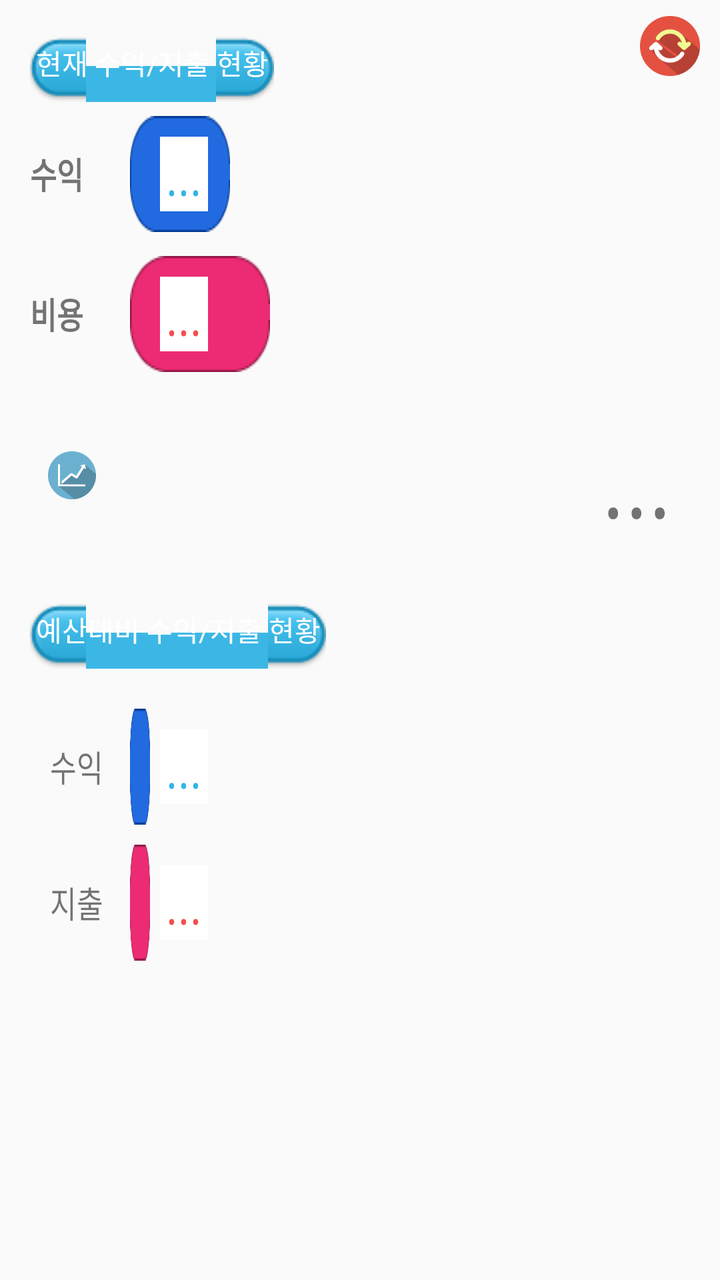
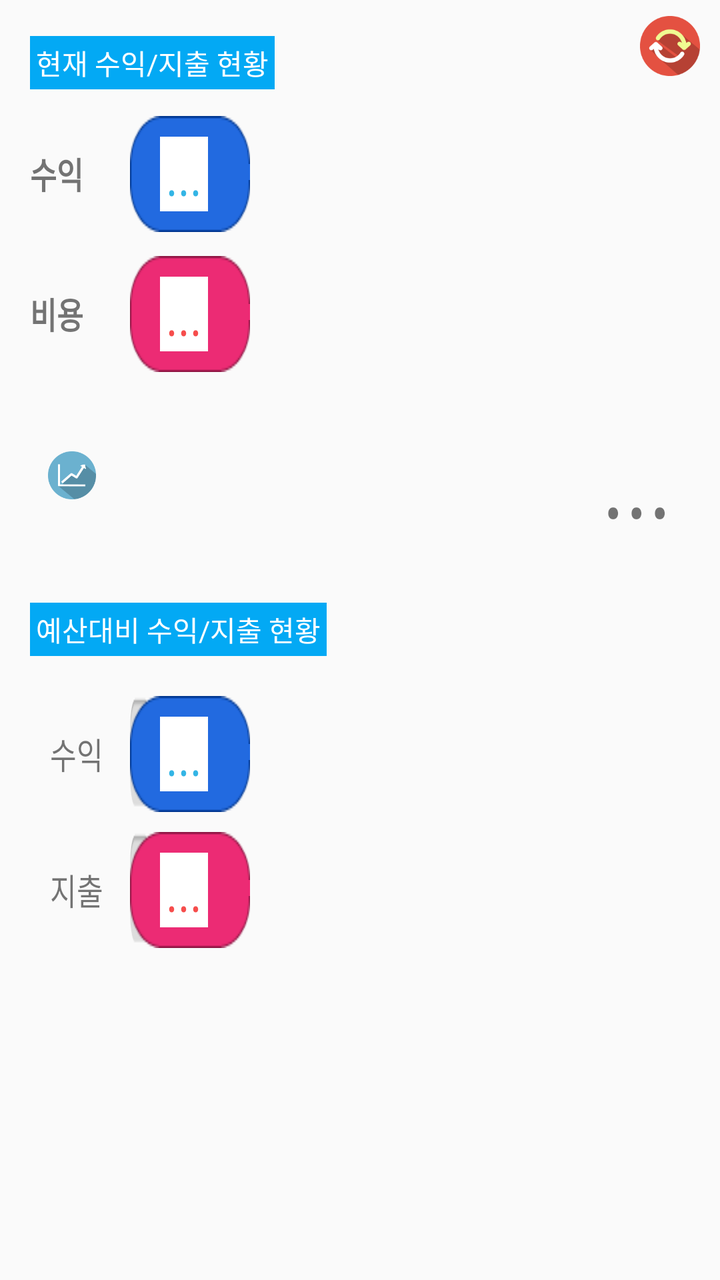

Compare the two renders of this Android layout. The source of the first and the diff that turns it into the second are given below.
<!-- AndroidManifest.xml: application theme AppTheme -->
<!-- res/layout/fragment_income_expense_summary_tab.xml -->
<?xml version="1.0" encoding="utf-8"?>
<RelativeLayout xmlns:android="http://schemas.android.com/apk/res/android"
    android:layout_width="match_parent"
    android:layout_height="match_parent"
    android:focusable="true"
    android:focusableInTouchMode="true">

    <ScrollView
        android:layout_width="match_parent"
        android:layout_height="match_parent"
        android:layout_alignParentTop="true"
        android:layout_centerHorizontal="true" >

        <LinearLayout
            android:layout_width="match_parent"
            android:layout_height="wrap_content"
            android:orientation="vertical" >

            <FrameLayout
                android:layout_width="match_parent"
                android:layout_height="wrap_content" >

                

                <ImageView
                    android:id="@+id/ine_refresh"
                    android:layout_width="30dp"
                    android:layout_height="30dp"
                    android:layout_gravity="end|top"
                    android:layout_marginRight="10dp"
                    android:layout_marginTop="8dp"
                    android:contentDescription="@string/na"
                    android:src="@drawable/refresh" />

                <TextView
                    android:layout_width="wrap_content"
                    android:layout_height="wrap_content"
                    android:layout_gravity="top|start"
                    android:layout_marginLeft="15dp"
                    android:layout_marginTop="18dp"
                    android:background="@drawable/progress_p"
                    android:padding="3dp"
                    android:scaleType="fitXY"
                    android:text="@string/entry_header_income_expense_status"
                    android:textColor="@color/text_white" />

                <FrameLayout
                    android:layout_width="match_parent"
                    android:layout_height="wrap_content"
                    android:layout_marginTop="58dp" >

                    

                    <ImageView
                        android:id="@+id/ine_bar_income"
                        android:layout_width="50dp"
                        android:layout_height="58dp"
                        android:layout_gravity="center_vertical|left"
                        android:layout_marginLeft="65dp"
                        android:contentDescription="@string/na"
                        android:scaleType="fitXY"
                        android:src="@drawable/input_color_box_3" />

                    <TextView
                        android:id="@+id/ine_income_value"
                        android:layout_width="wrap_content"
                        android:layout_height="wrap_content"
                        android:layout_gravity="center_vertical|left"
                        android:layout_marginLeft="80dp"
                        android:background="@color/text_white"
                        android:paddingLeft="3dp"
                        android:paddingRight="3dp"
                        android:text="..."
                        android:textColor="@color/text_blue"
                        android:textScaleX="0.8"
                        android:textSize="28sp" />

                    <TextView
                        android:layout_width="wrap_content"
                        android:layout_height="wrap_content"
                        android:layout_gravity="center_vertical|left"
                        android:layout_marginLeft="15dp"
                        android:text="@string/entry_header_income"
                        android:textScaleX="0.8"
                        android:textSize="18sp"
                        android:textStyle="bold" />
                </FrameLayout>
            </FrameLayout>

            <FrameLayout
                android:layout_width="match_parent"
                android:layout_height="wrap_content"
                android:layout_marginTop="12dp" >

                

                <ImageView
                    android:id="@+id/ine_bar_expense"
                    android:layout_width="70dp"
                    android:layout_height="58dp"
                    android:layout_gravity="center_vertical|left"
                    android:layout_marginLeft="65dp"
                    android:contentDescription="@string/na"
                    android:scaleType="fitXY"
                    android:src="@drawable/input_color_box" />

                <TextView
                    android:id="@+id/ine_expense_value"
                    android:layout_width="wrap_content"
                    android:layout_height="wrap_content"
                    android:layout_gravity="center_vertical|left"
                    android:layout_marginLeft="80dp"
                    android:background="@color/text_white"
                    android:paddingLeft="3dp"
                    android:paddingRight="3dp"
                    android:text="..."
                    android:textColor="@color/text_red"
                    android:textScaleX="0.8"
                    android:textSize="28sp" />

                <TextView
                    android:layout_width="wrap_content"
                    android:layout_height="wrap_content"
                    android:layout_gravity="center_vertical|left"
                    android:layout_marginLeft="15dp"
                    android:text="@string/entry_header_expenses"
                    android:textScaleX="0.8"
                    android:textSize="18sp"
                    android:textStyle="bold" />
            </FrameLayout>

            

            <RelativeLayout
                android:layout_width="match_parent"
                android:layout_height="wrap_content"
                android:layout_marginLeft="20dp"
                android:layout_marginRight="20dp"
                android:layout_marginTop="8dp"
                android:orientation="horizontal"
                android:paddingBottom="8dp"
                android:paddingLeft="4dp"
                android:paddingRight="4dp"
                android:paddingTop="6dp" >

                <ImageView
                    android:layout_width="24dp"
                    android:layout_height="24dp"
                    android:layout_alignParentLeft="true"
                    android:layout_centerVertical="true"
                    android:contentDescription="@string/na"
                    android:src="@drawable/graph" />

                <TextView
                    android:id="@+id/ine_sum_value"
                    android:layout_width="wrap_content"
                    android:layout_height="wrap_content"
                    android:layout_alignParentRight="true"
                    android:layout_centerVertical="true"
                    android:layout_marginLeft="3dp"
                    android:text="..."
                    android:textScaleX="0.8"
                    android:textSize="55sp" />
            </RelativeLayout>

            

            <TextView
                android:id="@+id/ine_budget_status_title"
                android:layout_width="wrap_content"
                android:layout_height="wrap_content"
                android:layout_gravity="center|start"
                android:layout_marginLeft="15dp"
                android:layout_marginTop="20dp"
                android:background="@drawable/progress_p"
                android:padding="3dp"
                android:scaleType="fitXY"
                android:text="@string/entry_header_budget_income_expense_status"
                android:textColor="@color/text_white" />

            

            <FrameLayout
                android:id="@+id/ine_budget_status_income"
                android:layout_width="match_parent"
                android:layout_height="wrap_content"
                android:layout_gravity="top|left"
                android:layout_marginTop="20dp" >

                <ImageView
                    android:id="@+id/ine_bar_budget_base_income"
                    android:layout_width="10dp"
                    android:layout_height="58dp"
                    android:layout_gravity="center_vertical|left"
                    android:layout_marginLeft="65dp"
                    android:contentDescription="@string/na"
                    android:scaleType="fitXY"
                    android:src="@drawable/progress_n" />

                <ImageView
                    android:id="@+id/ine_bar_budget_current_income"
                    android:layout_width="10dp"
                    android:layout_height="58dp"
                    android:layout_gravity="center_vertical|left"
                    android:layout_marginLeft="65dp"
                    android:contentDescription="@string/na"
                    android:scaleType="fitXY"
                    android:src="@drawable/input_color_box_3" />

                <TextView
                    android:id="@+id/ine_bar_budget_current_income_percentage"
                    android:layout_width="wrap_content"
                    android:layout_height="wrap_content"
                    android:layout_gravity="center_vertical|left"
                    android:layout_marginLeft="80dp"
                    android:background="@color/text_white"
                    android:paddingLeft="3dp"
                    android:paddingRight="3dp"
                    android:text="..."
                    android:textColor="@color/text_blue"
                    android:textScaleX="0.8"
                    android:textSize="28sp" />

                <TextView
                    android:id="@+id/ine_income_percentage"
                    android:layout_width="wrap_content"
                    android:layout_height="wrap_content"
                    android:layout_gravity="center_vertical|left"
                    android:layout_marginLeft="25dp"
                    android:text="@string/title_income"
                    android:textScaleX="0.8"
                    android:textSize="18sp" />
            </FrameLayout>

            

            <FrameLayout
                android:id="@+id/ine_budget_status_expense"
                android:layout_width="match_parent"
                android:layout_height="wrap_content"
                android:layout_gravity="top|left"
                android:layout_marginTop="10dp" >

                <ImageView
                    android:id="@+id/ine_bar_budget_base_expense"
                    android:layout_width="10dp"
                    android:layout_height="58dp"
                    android:layout_gravity="center_vertical|left"
                    android:layout_marginLeft="65dp"
                    android:contentDescription="@string/na"
                    android:scaleType="fitXY"
                    android:src="@drawable/progress_n" />

                <ImageView
                    android:id="@+id/ine_bar_budget_current_expense"
                    android:layout_width="10dp"
                    android:layout_height="58dp"
                    android:layout_gravity="center_vertical|left"
                    android:layout_marginLeft="65dp"
                    android:contentDescription="@string/na"
                    android:scaleType="fitXY"
                    android:src="@drawable/input_color_box" />

                <TextView
                    android:id="@+id/ine_bar_budget_current_expense_percentage"
                    android:layout_width="wrap_content"
                    android:layout_height="wrap_content"
                    android:layout_gravity="center_vertical|left"
                    android:layout_marginLeft="80dp"
                    android:background="@color/text_white"
                    android:paddingLeft="3dp"
                    android:paddingRight="3dp"
                    android:text="..."
                    android:textColor="@color/text_red"
                    android:textScaleX="0.8"
                    android:textSize="28sp" />

                <TextView
                    android:id="@+id/ine_expense_percentage"
                    android:layout_width="wrap_content"
                    android:layout_height="wrap_content"
                    android:layout_gravity="center_vertical|left"
                    android:layout_marginLeft="25dp"
                    android:text="@string/title_expense"
                    android:textScaleX="0.8"
                    android:textSize="18sp" />
            </FrameLayout>
        </LinearLayout>
    </ScrollView>

    

    <LinearLayout
        android:id="@+id/ine_update_notification"
        android:layout_width="wrap_content"
        android:layout_height="wrap_content"
        android:layout_alignParentRight="true"
        android:layout_alignParentTop="true"
        android:layout_gravity="right"
        android:layout_marginLeft="4dp"
        android:layout_marginRight="4dp"
        android:layout_marginTop="10dp"
        android:background="@drawable/input_box_round_2"
        android:orientation="horizontal"
        android:paddingBottom="2dp"
        android:paddingLeft="7dp"
        android:paddingTop="4dp"
        android:visibility="gone" >

        <TextView
            android:id="@+id/ine_list_notification_text"
            android:layout_width="wrap_content"
            android:layout_height="wrap_content"
            android:layout_gravity="center_vertical"
            android:gravity="center_vertical"
            android:text="@string/update_as_date"
            android:textColor="@color/text_blue" />

        <ImageView
            android:layout_width="wrap_content"
            android:layout_height="wrap_content"
            android:layout_gravity="center_vertical"
            android:contentDescription="@string/na"
            android:gravity="center_vertical"
            android:src="@drawable/waiting" />
    </LinearLayout>

</RelativeLayout>
<!-- resources referenced by this layout -->
<resources>
  <color name="text_blue">#33B5E5</color>
  <color name="text_red">#F64D4C</color>
  <color name="text_white">#FFFFFF</color>
  <!-- drawable graph: png bitmap (drawable, 4430 bytes) -->
  <!-- drawable input_box_round_2: png bitmap (drawable, 4422 bytes) -->
  <!-- drawable input_color_box: png bitmap (drawable, 4016 bytes) -->
  <!-- drawable input_color_box_3: png bitmap (drawable, 4025 bytes) -->
  <!-- drawable progress_n: png bitmap (drawable, 3666 bytes) -->
  <!-- drawable progress_p: png bitmap (drawable, 4524 bytes) -->
  <!-- drawable refresh: png bitmap (drawable, 6055 bytes) -->
  <!-- drawable waiting: png bitmap (drawable, 4993 bytes) -->
  <string name="entry_header_budget_income_expense_status"> 예산대비 수익/지출 현황 </string>
  <string name="entry_header_expenses">비용</string>
  <string name="entry_header_income">수익</string>
  <string name="entry_header_income_expense_status"> 현재 수익/지출 현황 </string>
  <string name="na">" "</string>
  <string name="title_expense">지출</string>
  <string name="title_income">수익</string>
  <string name="update_as_date">최신 데이터로 업데이트 합니다.</string>
  <style name="AppTheme" parent="Theme.AppCompat.Light.DarkActionBar">
          
          <item name="colorPrimary">@color/colorPrimary</item>
          <item name="colorPrimaryDark">@color/colorPrimaryDark</item>
          <item name="colorAccent">@color/colorAccent</item>
          <item name="windowActionBar">false</item>
          <item name="windowNoTitle">true</item>
          <item name="preferenceTheme">@style/PreferenceThemeOverlay</item>
      </style>
  <color name="colorPrimary">#3F51B5</color>
  <color name="colorPrimaryDark">#303F9F</color>
  <color name="colorAccent">#03A9F4</color>
</resources>

<!-- the commit's change to res/layout/fragment_income_expense_summary_tab.xml (unified diff, before → after) -->
@@ -38,11 +38,12 @@
                     android:layout_gravity="top|start"
                     android:layout_marginLeft="15dp"
                     android:layout_marginTop="18dp"
-                    android:background="@drawable/progress_p"
+                    android:background="@color/colorAccent"
                     android:padding="3dp"
                     android:scaleType="fitXY"
                     android:text="@string/entry_header_income_expense_status"
-                    android:textColor="@color/text_white" />
+                    android:textColor="@color/text_white"
+                    android:gravity="center"/>
 
                 <FrameLayout
                     android:layout_width="match_parent"
@@ -53,13 +54,13 @@
 
                     <ImageView
                         android:id="@+id/ine_bar_income"
-                        android:layout_width="50dp"
                         android:layout_height="58dp"
                         android:layout_gravity="center_vertical|left"
                         android:layout_marginLeft="65dp"
                         android:contentDescription="@string/na"
                         android:scaleType="fitXY"
-                        android:src="@drawable/input_color_box_3" />
+                        android:src="@drawable/input_color_box_3"
+                        android:layout_width="60dp"/>
 
                     <TextView
                         android:id="@+id/ine_income_value"
@@ -96,13 +97,13 @@
 
                 <ImageView
                     android:id="@+id/ine_bar_expense"
-                    android:layout_width="70dp"
-                    android:layout_height="58dp"
-                    android:layout_gravity="center_vertical|left"
-                    android:layout_marginLeft="65dp"
-                    android:contentDescription="@string/na"
-                    android:scaleType="fitXY"
-                    android:src="@drawable/input_color_box" />
+                    android:layout_height="58dp"
+                    android:layout_gravity="center_vertical|left"
+                    android:layout_marginLeft="65dp"
+                    android:contentDescription="@string/na"
+                    android:scaleType="fitXY"
+                    android:src="@drawable/input_color_box"
+                    android:layout_width="60dp"/>
 
                 <TextView
                     android:id="@+id/ine_expense_value"
@@ -172,11 +173,12 @@
                 android:layout_gravity="center|start"
                 android:layout_marginLeft="15dp"
                 android:layout_marginTop="20dp"
-                android:background="@drawable/progress_p"
+                android:background="@color/colorAccent"
                 android:padding="3dp"
                 android:scaleType="fitXY"
                 android:text="@string/entry_header_budget_income_expense_status"
-                android:textColor="@color/text_white" />
+                android:textColor="@color/text_white"
+                android:gravity="center"/>
 
             
 
@@ -199,7 +201,7 @@
 
                 <ImageView
                     android:id="@+id/ine_bar_budget_current_income"
-                    android:layout_width="10dp"
+                    android:layout_width="60dp"
                     android:layout_height="58dp"
                     android:layout_gravity="center_vertical|left"
                     android:layout_marginLeft="65dp"
@@ -253,13 +255,13 @@
 
                 <ImageView
                     android:id="@+id/ine_bar_budget_current_expense"
-                    android:layout_width="10dp"
-                    android:layout_height="58dp"
-                    android:layout_gravity="center_vertical|left"
-                    android:layout_marginLeft="65dp"
-                    android:contentDescription="@string/na"
-                    android:scaleType="fitXY"
-                    android:src="@drawable/input_color_box" />
+                    android:layout_height="58dp"
+                    android:layout_gravity="center_vertical|left"
+                    android:layout_marginLeft="65dp"
+                    android:contentDescription="@string/na"
+                    android:scaleType="fitXY"
+                    android:src="@drawable/input_color_box"
+                    android:layout_width="60dp"/>
 
                 <TextView
                     android:id="@+id/ine_bar_budget_current_expense_percentage"
@@ -289,40 +291,36 @@
     </ScrollView>
 
     
-
     <LinearLayout
         android:id="@+id/ine_update_notification"
         android:layout_width="wrap_content"
-        android:layout_height="wrap_content"
+        android:layout_height="90dp"
         android:layout_alignParentRight="true"
         android:layout_alignParentTop="true"
         android:layout_gravity="right"
         android:layout_marginLeft="4dp"
         android:layout_marginRight="4dp"
-        android:layout_marginTop="10dp"
+        android:layout_marginTop="4dp"
         android:background="@drawable/input_box_round_2"
         android:orientation="horizontal"
-        android:paddingBottom="2dp"
-        android:paddingLeft="7dp"
-        android:paddingTop="4dp"
+        android:padding="10dp"
         android:visibility="gone" >
 
         <TextView
             android:id="@+id/ine_list_notification_text"
             android:layout_width="wrap_content"
             android:layout_height="wrap_content"
-            android:layout_gravity="center_vertical"
-            android:gravity="center_vertical"
+            android:layout_gravity="center"
+            android:layout_marginStart="10dp"
             android:text="@string/update_as_date"
             android:textColor="@color/text_blue" />
 
         <ImageView
-            android:layout_width="wrap_content"
-            android:layout_height="wrap_content"
+            android:layout_width="80dp"
+            android:layout_height="80dp"
             android:layout_gravity="center_vertical"
             android:contentDescription="@string/na"
             android:gravity="center_vertical"
             android:src="@drawable/waiting" />
     </LinearLayout>
-
 </RelativeLayout>
<!-- resource entries referenced after the edit -->
@@ -8,7 +8,6 @@
   <!-- drawable input_color_box: png bitmap (drawable, 4016 bytes) -->
   <!-- drawable input_color_box_3: png bitmap (drawable, 4025 bytes) -->
   <!-- drawable progress_n: png bitmap (drawable, 3666 bytes) -->
-  <!-- drawable progress_p: png bitmap (drawable, 4524 bytes) -->
   <!-- drawable refresh: png bitmap (drawable, 6055 bytes) -->
   <!-- drawable waiting: png bitmap (drawable, 4993 bytes) -->
   <string name="entry_header_budget_income_expense_status"> 예산대비 수익/지출 현황 </string>
